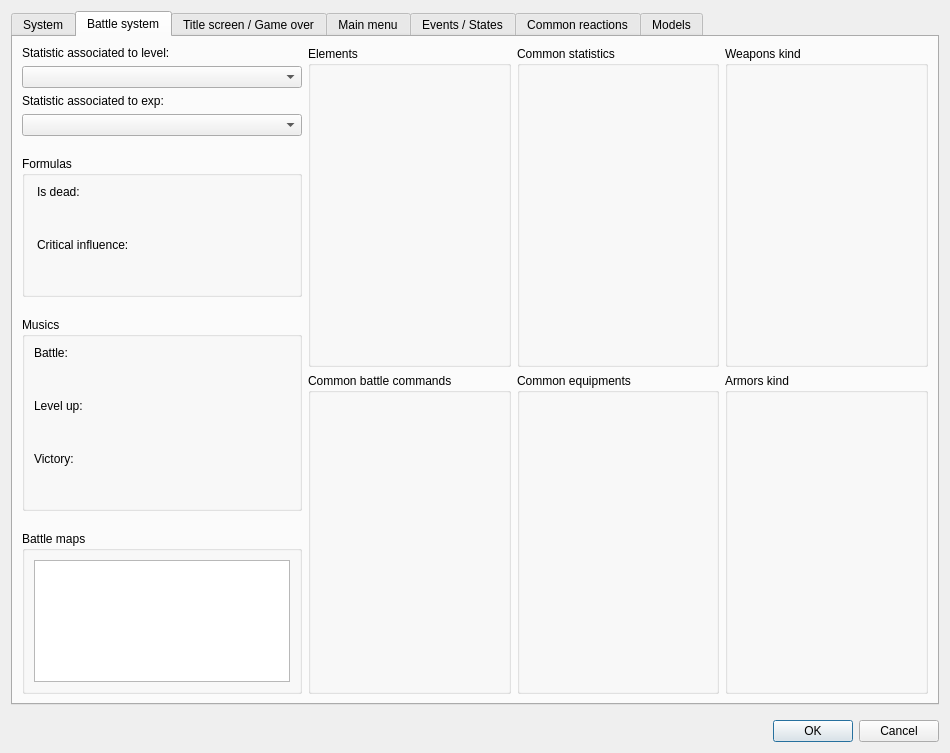
Old version of the form Editor/Dialogs/dialogsystems.ui in the repository RPG-Paper-Maker/RPG-Paper-Maker.
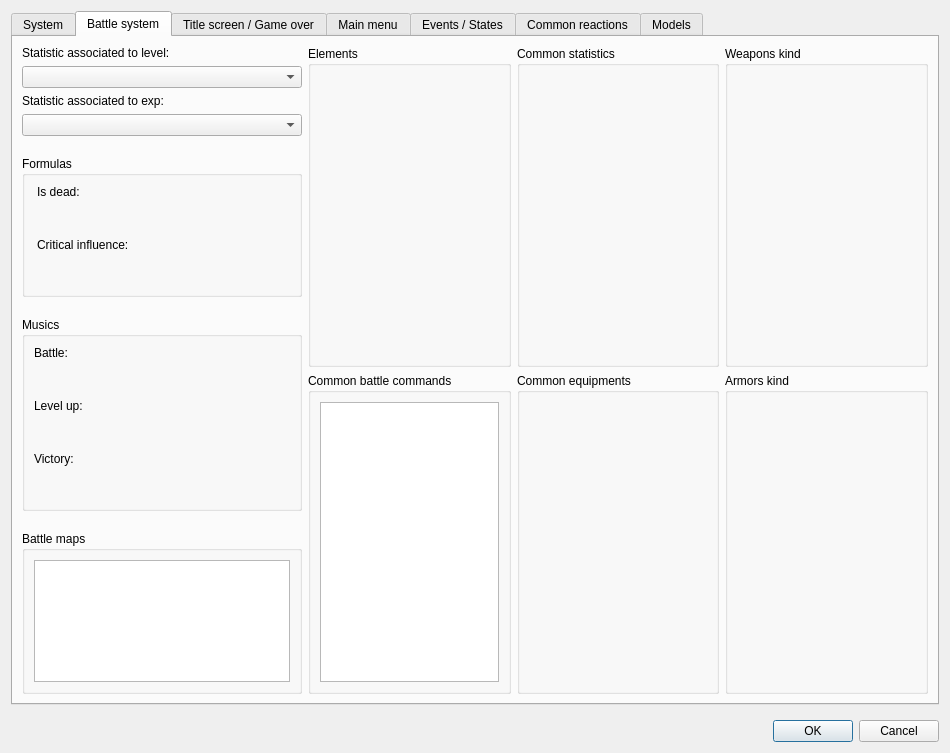
New version of the form. The open tabs and pages were chosen to show the change. Custom widgets are drawn as their Qt base class.

Commit message: Copy paste delete datas (class/heroes/monsters/troops/items/skills/status/weapons/armors...)

Patch:
```diff
--- a/Editor/Dialogs/dialogsystems.ui
+++ b/Editor/Dialogs/dialogsystems.ui
@@ -1203,10 +1203,10 @@
                </property>
                <layout class="QGridLayout" name="gridLayout_30">
                 <item row="0" column="0">
-                 <widget class="PanelSuperList" name="panelSuperListCommonBattleCommands" native="true">
-                  <property name="enabled">
-                   <bool>true</bool>
-                  </property>
+                 <widget class="WidgetSuperTree" name="treeViewBattleCommands">
+                  <attribute name="headerVisible">
+                   <bool>false</bool>
+                  </attribute>
                  </widget>
                 </item>
                </layout>
@@ -1892,17 +1892,17 @@
   </layout>
  </widget>
  <customwidgets>
-  <customwidget>
-   <class>WidgetSuperTree</class>
-   <extends>QTreeView</extends>
-   <header>widgetsupertree.h</header>
-  </customwidget>
   <customwidget>
    <class>PanelSuperList</class>
    <extends>QWidget</extends>
    <header>panelsuperlist.h</header>
    <container>1</container>
   </customwidget>
+  <customwidget>
+   <class>WidgetSuperTree</class>
+   <extends>QTreeView</extends>
+   <header>widgetsupertree.h</header>
+  </customwidget>
   <customwidget>
    <class>WidgetPicture</class>
    <extends>QWidget</extends>
```
The commit also changes 92 other files.
